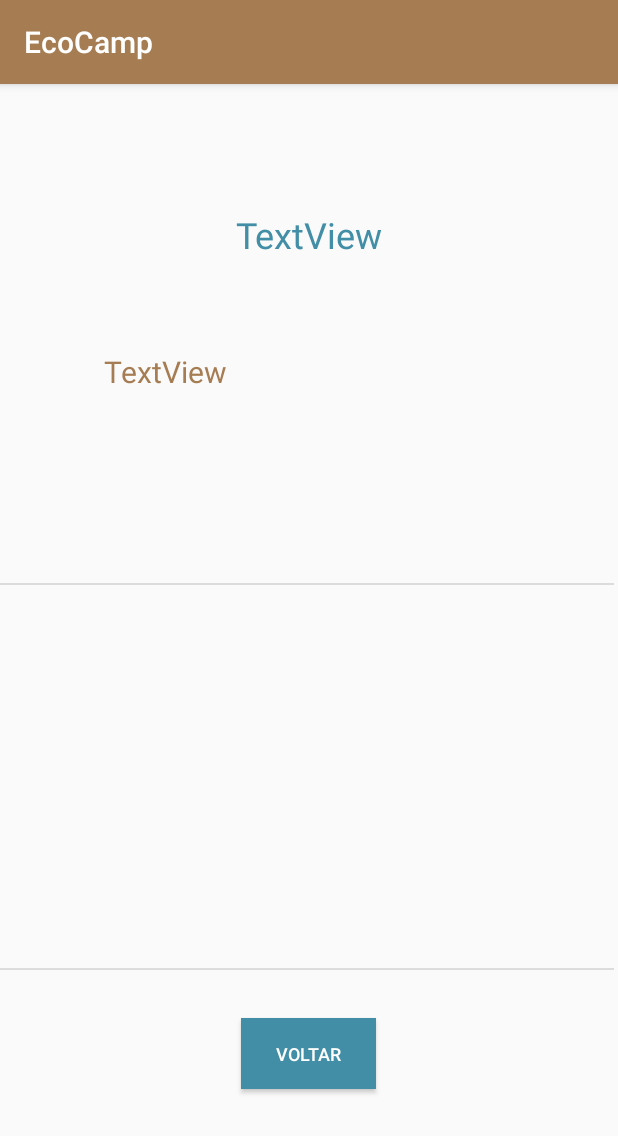
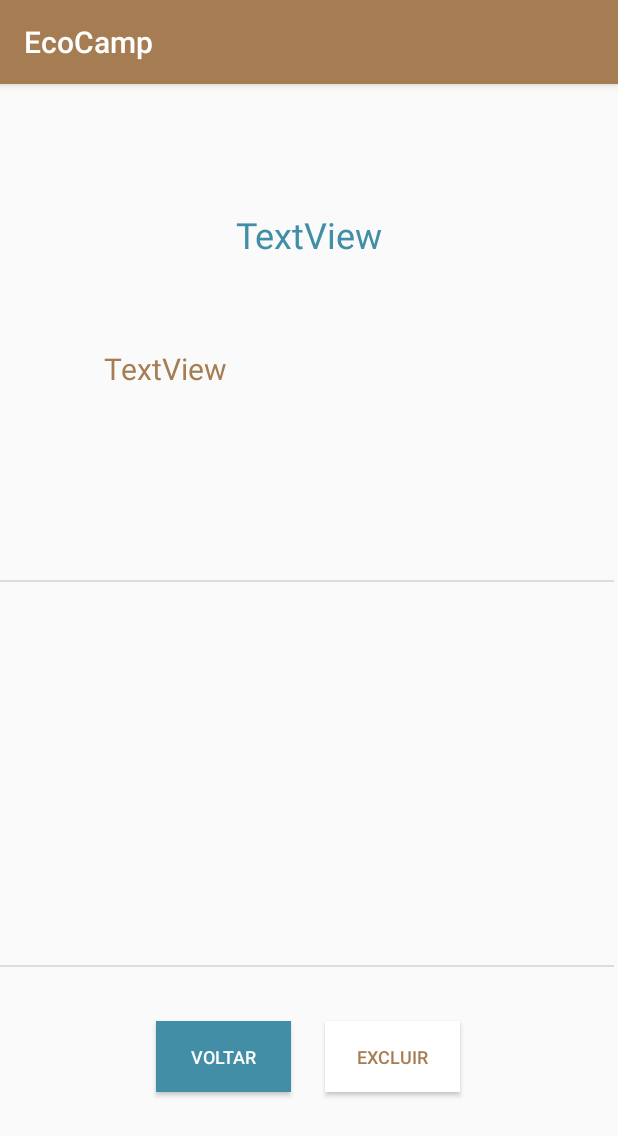
Before and after one commit to cris-scheib/mobile, an Android app: the DetailActivity screen opened directly, with no data from a screen before it, on a phone screen of 412 x 824 dp. Shown: the top 1136 px of the screen. Run offline under Robolectric (Android 15) with nearby library versions, the light colour scheme and no system bars.

Commit message:
Updating the style of the project

```diff
--- a/EcoCamp/app/src/main/AndroidManifest.xml
+++ b/EcoCamp/app/src/main/AndroidManifest.xml
@@ -8,6 +8,7 @@
     <uses-permission android:name="android.permission.ACCESS_BACKGROUND_LOCATION" />
     <uses-permission android:name="android.permission.READ_EXTERNAL_STORAGE" />
     <uses-permission android:name="android.permission.CAMERA" />
+    <uses-permission android:name="android.permission.INTERNET" />
 
     <uses-feature
         android:name="android.hardware.camera"
@@ -20,6 +21,7 @@
         android:label="@string/app_name"
         android:roundIcon="@mipmap/ic_launcher_round"
         android:supportsRtl="true"
+        android:usesCleartextTraffic="true"
         android:theme="@style/AppTheme"
         tools:targetApi="31">
         <activity
--- a/EcoCamp/app/src/main/res/layout/activity_action.xml
+++ b/EcoCamp/app/src/main/res/layout/activity_action.xml
@@ -37,8 +37,8 @@
         android:layout_height="wrap_content"
         android:layout_marginTop="156dp"
         android:background="@android:color/white"
+        android:textColor="@color/main"
         android:text="Voltar"
-        android:textColor="@color/main"
         android:textSize="12sp"
         app:layout_constraintEnd_toStartOf="@+id/button_save"
         app:layout_constraintHorizontal_bias="0.926"
--- a/EcoCamp/app/src/main/res/layout/activity_detail.xml
+++ b/EcoCamp/app/src/main/res/layout/activity_detail.xml
@@ -30,8 +30,8 @@
 
     <TextView
         android:id="@+id/compaint_name"
-        android:layout_width="213dp"
-        android:layout_height="50dp"
+        android:layout_width="230dp"
+        android:layout_height="48dp"
         android:layout_marginTop="84dp"
         android:text="TextView"
         android:textAlignment="center"
@@ -72,18 +72,34 @@
         tools:layout_editor_absoluteX="1dp" />
 
     <Button
-        android:id="@+id/button_back"
+        android:id="@+id/button_delete"
         android:layout_width="90dp"
         android:layout_height="47dp"
         android:layout_alignParentStart="true"
         android:layout_alignParentBottom="true"
-        android:layout_marginTop="32dp"
+        android:layout_marginTop="36dp"
+        android:background="@android:color/white"
+        android:text="Excluir"
+        android:textColor="@color/sec"
+        android:textSize="12sp"
+        app:layout_constraintEnd_toEndOf="parent"
+        app:layout_constraintHorizontal_bias="0.672"
+        app:layout_constraintStart_toStartOf="parent"
+        app:layout_constraintTop_toBottomOf="@+id/divider3" />
+
+    <Button
+        android:id="@+id/button_new_back"
+        android:layout_width="90dp"
+        android:layout_height="47dp"
+        android:layout_alignParentStart="true"
+        android:layout_alignParentBottom="true"
+        android:layout_marginTop="36dp"
         android:background="@color/main"
         android:text="Voltar"
         android:textColor="@android:color/white"
         android:textSize="12sp"
         app:layout_constraintEnd_toEndOf="parent"
-        app:layout_constraintHorizontal_bias="0.498"
+        app:layout_constraintHorizontal_bias="0.323"
         app:layout_constraintStart_toStartOf="parent"
         app:layout_constraintTop_toBottomOf="@+id/divider3" />
 
```
Also changed, not shown: EcoCamp/app/src/main/java/DBHelper.kt (+7 -0 lines), EcoCamp/app/src/main/java/com/google/codelabs/buildyourfirstmap/ActionActivity.kt (+28 -11 lines), EcoCamp/app/src/main/java/com/google/codelabs/buildyourfirstmap/DetailActivity.kt (+10 -4 lines), EcoCamp/app/src/main/java/com/google/codelabs/buildyourfirstmap/MainActivity.kt (+13 -2 lines), 2 other files.
